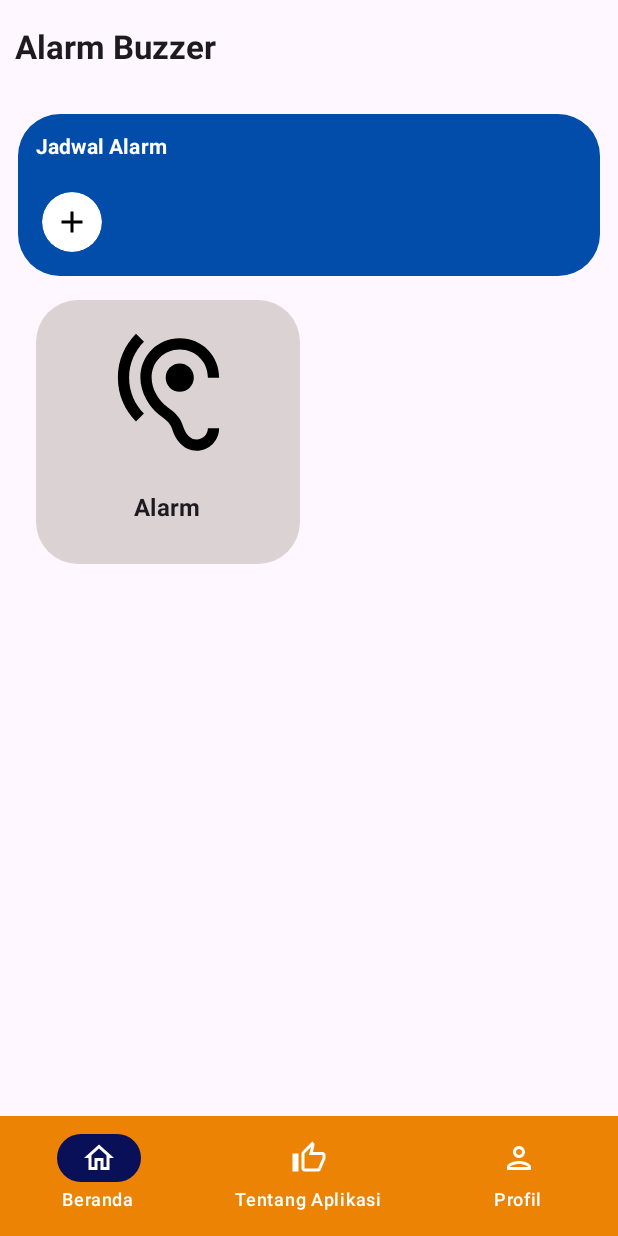
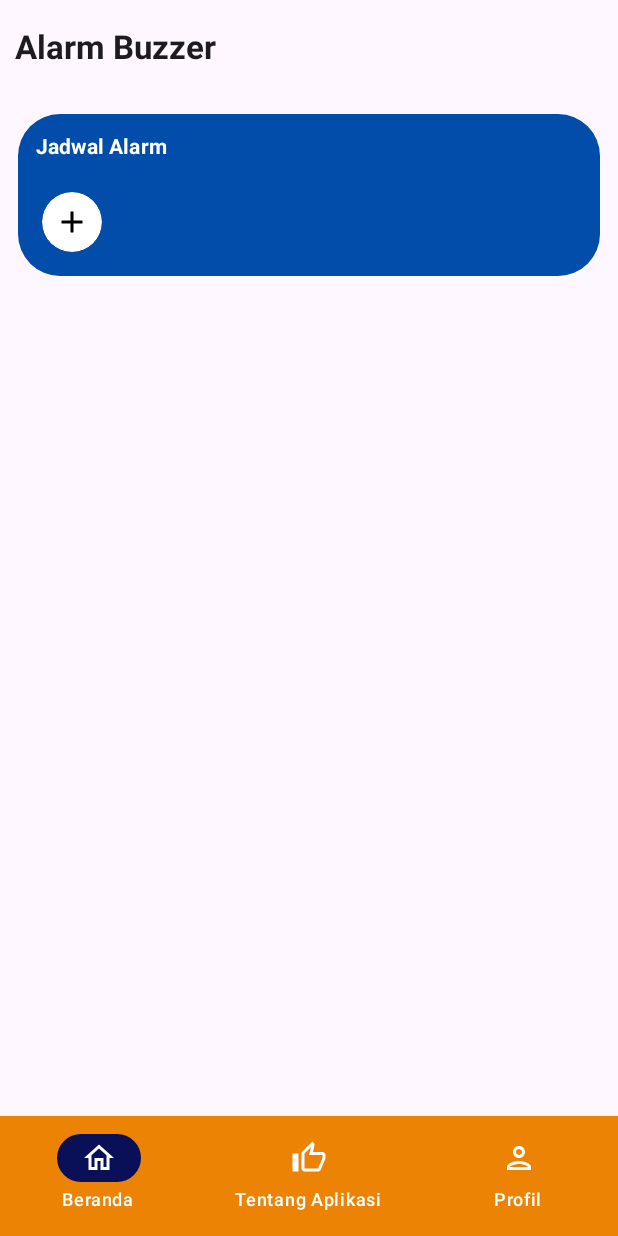
Before and after one commit to edgarmatoto/pbl-mobile-app, an Android app built with Jetpack Compose: the AlarmScreen screen opened through its navigation route, on a phone screen of 412 x 824 dp. Run offline under Robolectric (Android 15) with nearby library versions, the phone set to English and light mode, and no system bars.

Commit message:
change, fix: change UI feature pakan & alarm screen, fix form add alarm

```diff
--- a/app/src/main/java/com/example/pblmobile/AddAlarmScreen.kt
+++ b/app/src/main/java/com/example/pblmobile/AddAlarmScreen.kt
@@ -71,7 +71,7 @@ fun AddAlarmScreen(navController: NavController) {
 
                 PrimaryButton(text = "Simpan") {
                     coroutineScope.launch {
-                        val request = AlarmRequest(jam_mulai = jam_mulai, jam_selesai = jam_mulai, buzzer = buzzer)
+                        val request = AlarmRequest(jam_mulai = jam_mulai, jam_selesai = jam_selesai, buzzer = buzzer)
                         try {
                             val response = RetrofitInstance.api.addAlarm(request)
                             if (response.status) {
--- a/app/src/main/java/com/example/pblmobile/AlarmScreen.kt
+++ b/app/src/main/java/com/example/pblmobile/AlarmScreen.kt
@@ -182,59 +182,59 @@ fun AlarmScreen(navController: NavController) {
                         horizontalArrangement = Arrangement.spacedBy(12.dp)
                     ) {
                         // Alarm card
-                        Card(
-                            modifier = Modifier
-                                .weight(1f)
-                                .aspectRatio(1f),
-                            colors = CardDefaults.cardColors(Color(0xFFDBD3D3)),
-                            shape = ShapeDefaults.ExtraLarge
-                        ) {
-                            Column(
-                                modifier = Modifier
-                                    .padding(12.dp)
-                                    .fillMaxSize(),
-                                verticalArrangement = Arrangement.SpaceBetween
-                            ) {
-                                Box(
-                                    modifier = Modifier
-                                        .weight(2f)
-                                        .fillMaxWidth(), contentAlignment = Alignment.Center
-                                ) {
-                                    Image(
-                                        painter = painterResource(R.drawable.baseline_hearing_24),
-                                        contentDescription = null,
-                                        modifier = Modifier.size(90.dp)
-                                    )
-                                }
-
-                                Row(
-                                    modifier = Modifier
-                                        .fillMaxWidth()
-                                        .weight(1f),
-                                    horizontalArrangement = Arrangement.Center,
-                                    verticalAlignment = Alignment.CenterVertically,
-                                ) {
-                                    Text(
-                                        text = "Alarm",
-                                        style = MaterialTheme.typography.titleMedium,
-                                        fontWeight = FontWeight.Bold
-                                    )
-
-//                                    IconButton(
-//                                        modifier = Modifier,
-//                                        colors = IconButtonDefaults.iconButtonColors(Color.Black),
-//                                        onClick = {
-//                                            // TODO: bunyikan alarm buzzer
-//                                        }) {
-//                                        Icon(
-//                                            painter = painterResource(R.drawable.baseline_play_arrow_24),
-//                                            contentDescription = null,
-//                                            tint = Color.White
-//                                        )
-//                                    }
-                                }
-                            }
-                        }
+//                        Card(
+//                            modifier = Modifier
+//                                .weight(1f)
+//                                .aspectRatio(1f),
+//                            colors = CardDefaults.cardColors(Color(0xFFDBD3D3)),
+//                            shape = ShapeDefaults.ExtraLarge
+//                        ) {
+//                            Column(
+//                                modifier = Modifier
+//                                    .padding(12.dp)
+//                                    .fillMaxSize(),
+//                                verticalArrangement = Arrangement.SpaceBetween
+//                            ) {
+//                                Box(
+//                                    modifier = Modifier
+//                                        .weight(2f)
+//                                        .fillMaxWidth(), contentAlignment = Alignment.Center
+//                                ) {
+//                                    Image(
+//                                        painter = painterResource(R.drawable.baseline_hearing_24),
+//                                        contentDescription = null,
+//                                        modifier = Modifier.size(90.dp)
+//                                    )
+//                                }
+//
+//                                Row(
+//                                    modifier = Modifier
+//                                        .fillMaxWidth()
+//                                        .weight(1f),
+//                                    horizontalArrangement = Arrangement.Center,
+//                                    verticalAlignment = Alignment.CenterVertically,
+//                                ) {
+//                                    Text(
+//                                        text = "Alarm",
+//                                        style = MaterialTheme.typography.titleMedium,
+//                                        fontWeight = FontWeight.Bold
+//                                    )
+//
+////                                    IconButton(
+////                                        modifier = Modifier,
+////                                        colors = IconButtonDefaults.iconButtonColors(Color.Black),
+////                                        onClick = {
+////                                            // TODO: bunyikan alarm buzzer
+////                                        }) {
+////                                        Icon(
+////                                            painter = painterResource(R.drawable.baseline_play_arrow_24),
+////                                            contentDescription = null,
+////                                            tint = Color.White
+////                                        )
+////                                    }
+//                                }
+//                            }
+//                        }
 
                         Box(
                             modifier = Modifier
```
Also changed, not shown: app/src/main/java/com/example/pblmobile/PakanScreen.kt (+95 -95 lines).
